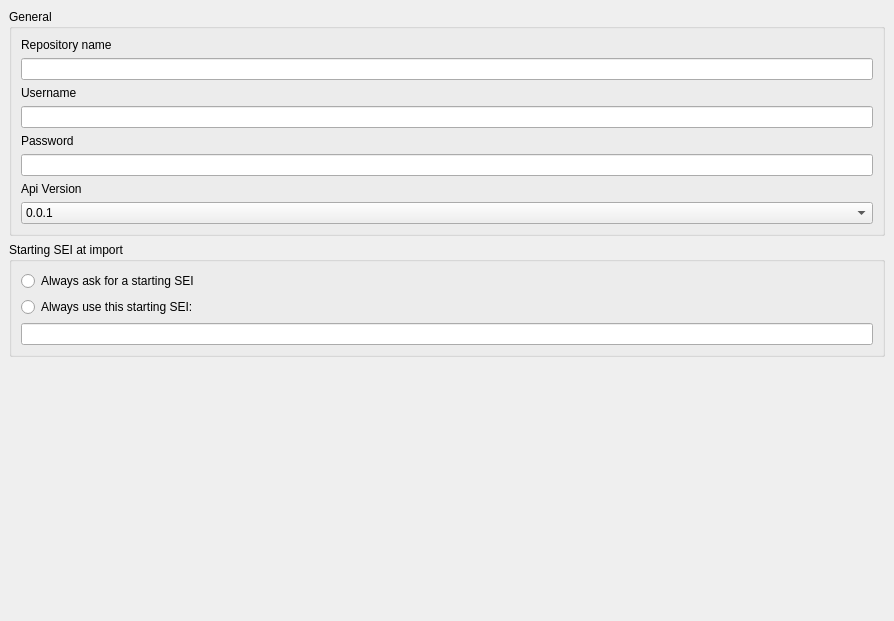
Before: the Qt Designer form VirtualSatelliteCAD/plugins/VirtualSatelliteRestPlugin/preferences.ui in virtualsatellite/VirtualSatellite4-FreeCAD-mod, drawn with Qt 5.
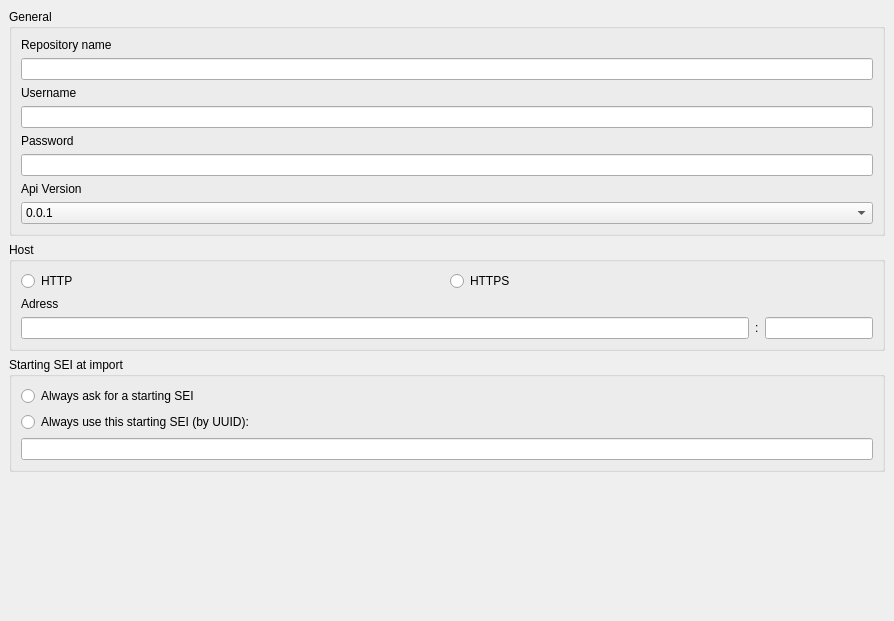
After: the same form once the commit is applied. Custom widgets are drawn as their Qt base class.

What changed in the file:
```diff
--- a/VirtualSatelliteCAD/plugins/VirtualSatelliteRestPlugin/preferences.ui
+++ b/VirtualSatelliteCAD/plugins/VirtualSatelliteRestPlugin/preferences.ui
@@ -114,6 +114,87 @@
      </layout>
     </widget>
    </item>
+   <item>
+    <widget class="QGroupBox" name="groupBox_3">
+     <property name="title">
+      <string>Host</string>
+     </property>
+     <layout class="QVBoxLayout" name="verticalLayout_VirSat">
+      <item>
+       <layout class="QVBoxLayout" name="verticalLayout" stretch="0,0,0">
+        <item>
+         <layout class="QHBoxLayout" name="horizontalLayout">
+          <item>
+           <widget class="Gui::PrefRadioButton" name="radioButton">
+            <property name="text">
+             <string>HTTP</string>
+            </property>
+            <property name="prefEntry" stdset="0">
+             <cstring>Http</cstring>
+            </property>
+            <property name="prefPath" stdset="0">
+             <cstring>Mod/VirtualSatelliteREST</cstring>
+            </property>
+           </widget>
+          </item>
+          <item>
+           <widget class="Gui::PrefRadioButton" name="radioButton_2">
+            <property name="text">
+             <string>HTTPS</string>
+            </property>
+            <property name="prefEntry" stdset="0">
+             <cstring>Https</cstring>
+            </property>
+            <property name="prefPath" stdset="0">
+             <cstring>Mod/VirtualSatelliteREST</cstring>
+            </property>
+           </widget>
+          </item>
+         </layout>
+        </item>
+        <item>
+         <widget class="QLabel" name="label_5">
+          <property name="text">
+           <string>Adress</string>
+          </property>
+         </widget>
+        </item>
+        <item>
+         <layout class="QHBoxLayout" name="horizontalLayout" stretch="10,0,0">
+          <item>
+           <widget class="Gui::PrefLineEdit" name="lineEdit_5">
+            <property name="prefEntry" stdset="0">
+             <cstring>Hostadress</cstring>
+            </property>
+            <property name="prefPath" stdset="0">
+             <cstring>Mod/VirtualSatelliteREST</cstring>
+            </property>
+           </widget>
+          </item>
+          <item>
+           <widget class="QLabel" name="label_6">
+            <property name="text">
+             <string>:</string>
+            </property>
+           </widget>
+          </item>
+          <item>
+           <widget class="Gui::PrefLineEdit" name="lineEdit_6">
+            <property name="prefEntry" stdset="0">
+             <cstring>Port</cstring>
+            </property>
+            <property name="prefPath" stdset="0">
+             <cstring>Mod/VirtualSatelliteREST</cstring>
+            </property>
+           </widget>
+          </item>
+         </layout>
+        </item>
+       </layout>
+      </item>
+     </layout>
+    </widget>
+   </item>
    <item>
     <widget class="QGroupBox" name="groupBox_2">
      <property name="title">
@@ -138,7 +219,7 @@
         <item>
          <widget class="Gui::PrefRadioButton" name="alwaysUsePrefFolderRadioButton">
           <property name="text">
-           <string>Always use this starting SEI:</string>
+           <string>Always use this starting SEI (by UUID):</string>
           </property>
           <property name="prefEntry" stdset="0">
            <cstring>UseStaticStartingSEI</cstring>
```
